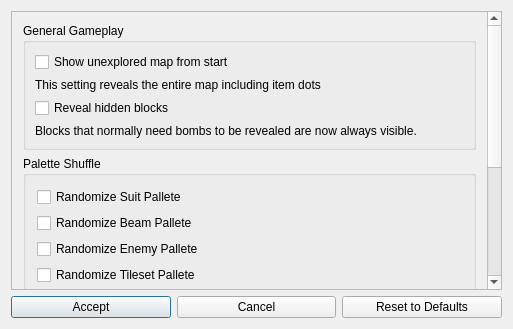
Before: the Qt Designer form randovania/games/fusion/gui/ui_files/fusion_cosmetic_patches_dialog.ui in randovania/randovania, drawn with Qt 5.
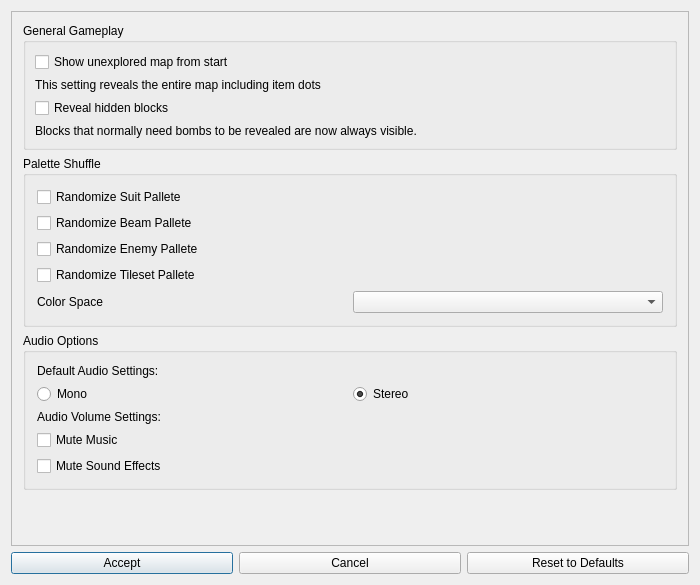
After: the same form once the commit is applied.

What changed in the file:
```diff
--- a/randovania/games/fusion/gui/ui_files/fusion_cosmetic_patches_dialog.ui
+++ b/randovania/games/fusion/gui/ui_files/fusion_cosmetic_patches_dialog.ui
@@ -6,8 +6,8 @@
    <rect>
     <x>0</x>
     <y>0</y>
-    <width>513</width>
-    <height>329</height>
+    <width>700</width>
+    <height>585</height>
    </rect>
   </property>
   <property name="windowTitle">
@@ -48,8 +48,8 @@
        <rect>
         <x>0</x>
         <y>0</y>
-        <width>479</width>
-        <height>573</height>
+        <width>680</width>
+        <height>535</height>
        </rect>
       </property>
       <layout class="QVBoxLayout" name="verticalLayout">
@@ -267,6 +267,9 @@
        </item>
        <item>
         <spacer name="verticalSpacer">
+         <property name="orientation">
+          <enum>Qt::Vertical</enum>
+         </property>
          <property name="sizeHint" stdset="0">
           <size>
            <width>20</width>
```
